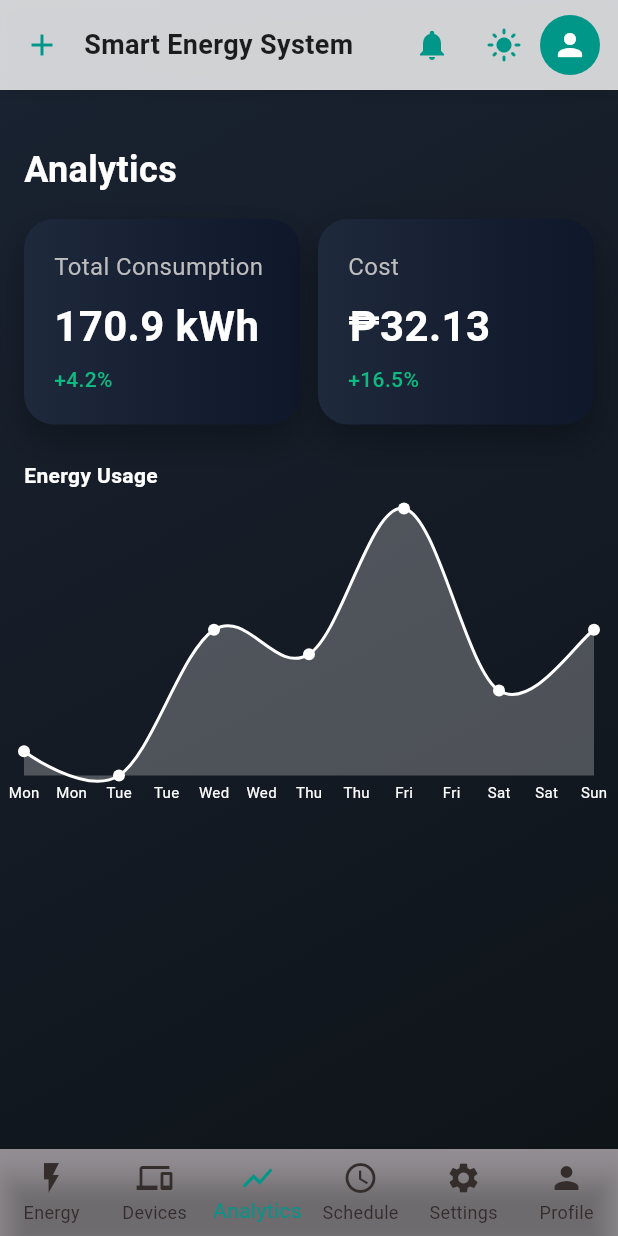
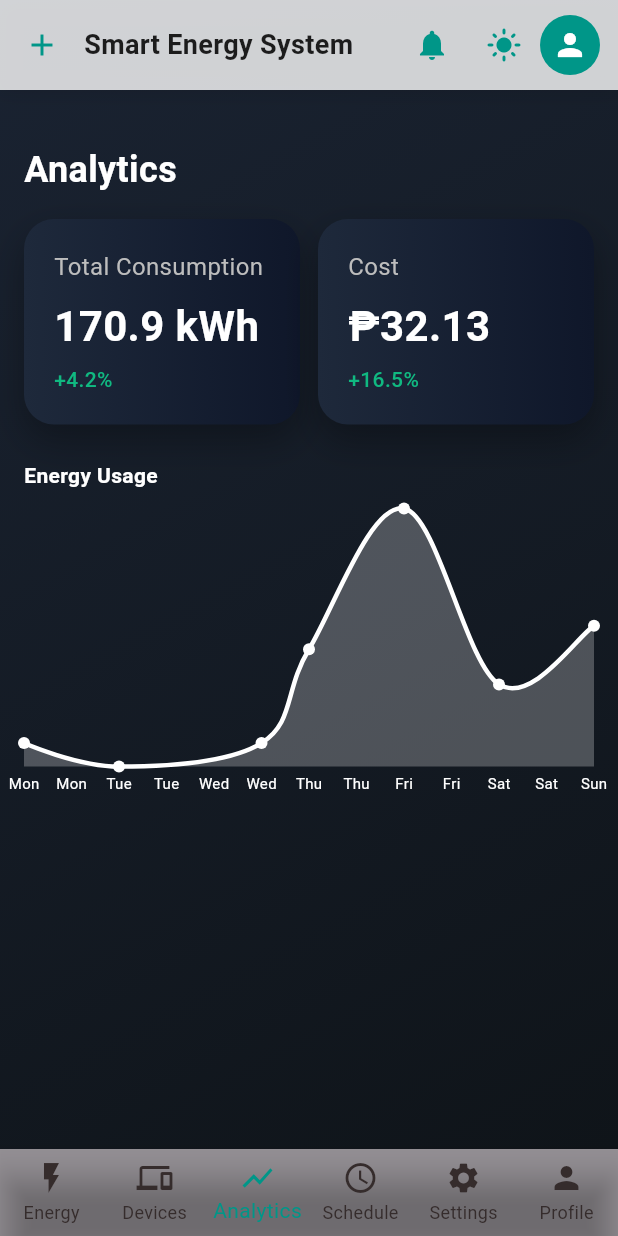
Before and after one commit to MariefeFile/Smart_Energy_System, a Flutter app: the AnalyticsScreen screen opened directly, on a phone screen of 412 x 824 dp. Run offline on Flutter 3.47's test engine with Material 3 defaults, Android fonts, the phone set to English and light mode, and no system bars; drawn by our look-alikes of fl_chart; our stand-ins replace font_awesome_flutter, google_sign_in, lottie.

Commit message:
update analytics

```diff
--- a/lib/screen/analytics.dart
+++ b/lib/screen/analytics.dart
@@ -435,19 +435,21 @@ class _AnalyticsScreenState extends State<AnalyticsScreen>
   }
 
   Widget lineChart() {
+  // Put days at the top so both chart + other widgets use the same mapping
+  const days = ['Mon', 'Tue', 'Wed', 'Thu', 'Fri', 'Sat', 'Sun'];
+
   return LineChart(
     LineChartData(
       lineTouchData: LineTouchData(
+        handleBuiltInTouches: true,
         touchCallback: (FlTouchEvent event, LineTouchResponse? response) {
           if (!event.isInterestedForInteractions ||
               response == null ||
               response.lineBarSpots == null) return;
 
           final spot = response.lineBarSpots!.first;
-            final dayIndex = spot.x.toInt();
-
           setState(() {
-              _selectedDayIndex = dayIndex;
+            _selectedDayIndex = spot.x.toInt();
           });
         },
       ),
@@ -458,13 +460,19 @@ class _AnalyticsScreenState extends State<AnalyticsScreen>
         bottomTitles: AxisTitles(
           sideTitles: SideTitles(
             showTitles: true,
+            reservedSize: 28,
             getTitlesWidget: (value, meta) {
-                const days = ['Mon', 'Tue', 'Wed', 'Thu', 'Fri', 'Sat', 'Sun'];
+              final index = value.toInt();
+              if (index < 0 || index >= days.length) {
+                return const SizedBox.shrink();
+              }
               return Padding(
                 padding: const EdgeInsets.only(top: 4),
-                    child: Text(days[value.toInt() % 7],
-                        style:
-                            const TextStyle(fontSize: 10, color: Colors.white)));
+                child: Text(
+                  days[index],
+                  style: const TextStyle(fontSize: 10, color: Colors.white),
+                ),
+              );
             },
           ),
         ),
@@ -474,22 +482,26 @@ class _AnalyticsScreenState extends State<AnalyticsScreen>
       lineBarsData: [
         LineChartBarData(
           spots: const [
-              FlSpot(0, 20),
-              FlSpot(1, 18),
-              FlSpot(2, 30),
-              FlSpot(3, 28),
-              FlSpot(4, 40),
-              FlSpot(5, 25),
-              FlSpot(6, 30)
+            FlSpot(0, 20), // Mon
+            FlSpot(1, 18), // Tue
+            FlSpot(2.5, 20), // Wed
+            FlSpot(3, 28), // Thu
+            FlSpot(4, 40), // Fri
+            FlSpot(5, 25), // Sat
+            FlSpot(6, 30), // Sun
           ],
           isCurved: true,
           color: Colors.white,
+          barWidth: 3,
           dotData: FlDotData(show: true),
           belowBarData: BarAreaData(
-                show: true, color: Colors.white.withValues(alpha: 0.25)),
+            show: true,
+            color: Colors.white.withValues(alpha: 0.25),
+          ),
         ),
       ],
     ),
   );
 }
+
 }
```
Lines whose indentation alone changed are shown as unchanged.
